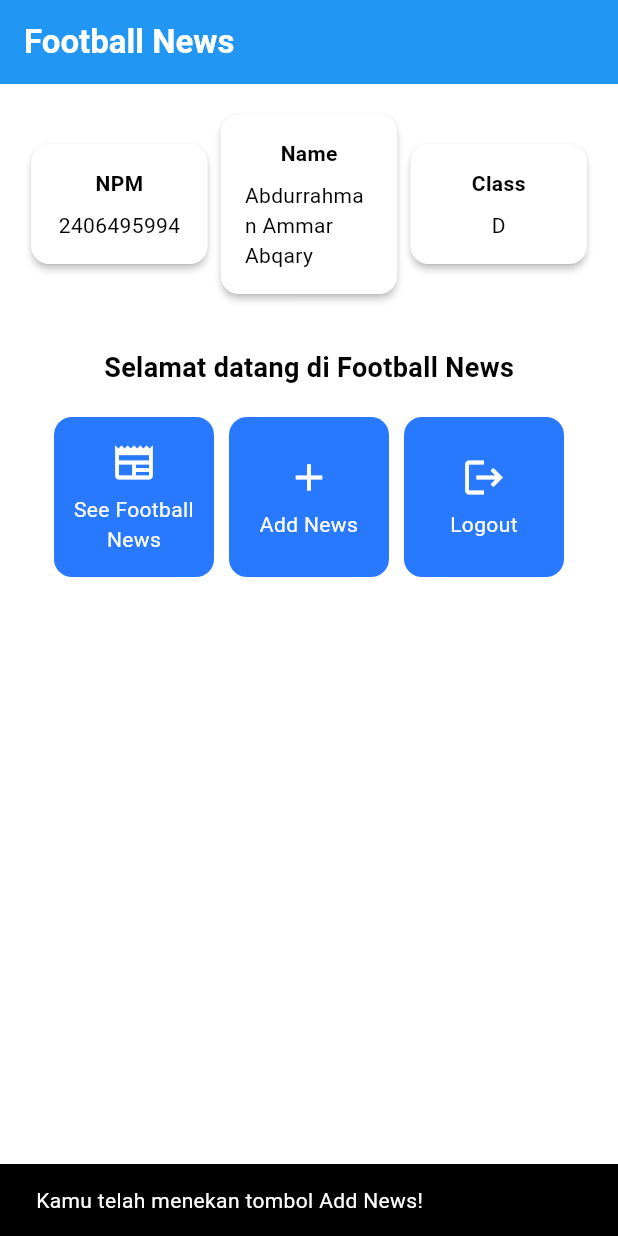
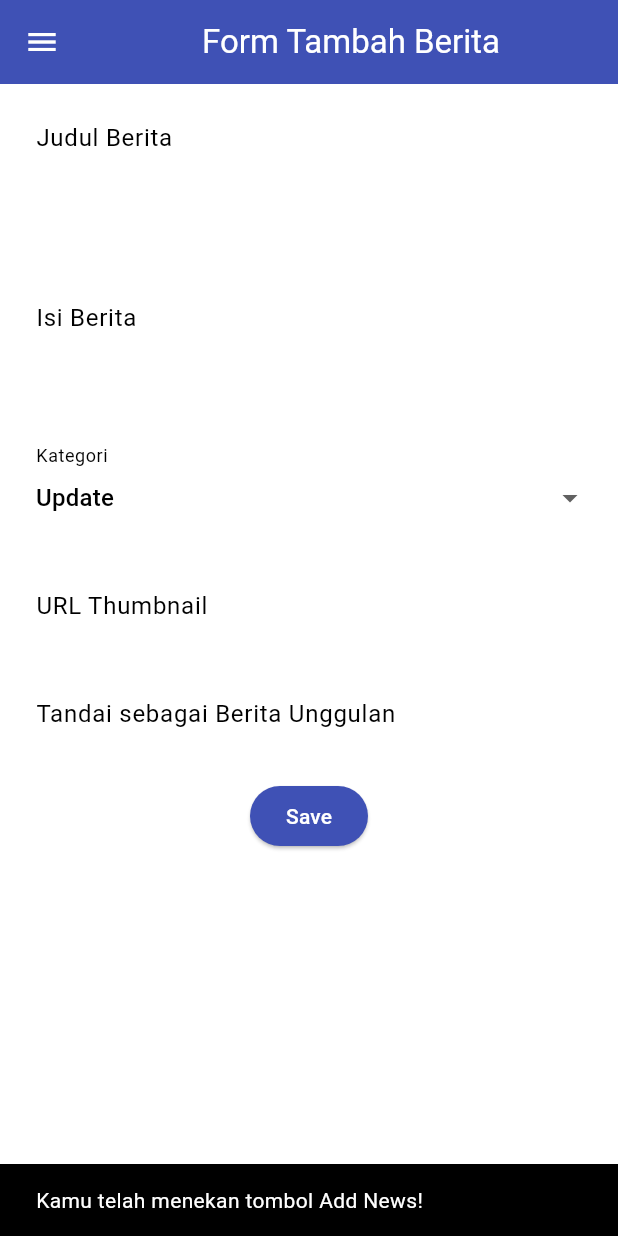
Before and after one commit to AmmarUI/football-news-mobile, a Flutter app: the screen it shows after launch, after a tap on "Add News", on a phone screen of 412 x 824 dp. Run offline on Flutter 3.47's test engine with Material 3 defaults, Android fonts, the phone set to English and light mode, and no system bars.

Commit message:
tutorial 7 selesai

```diff
--- a/lib/main.dart
+++ b/lib/main.dart
@@ -1,5 +1,5 @@
 import 'package:flutter/material.dart';
-import 'package:football_news_mobile/menu.dart';
+import 'package:football_news_mobile/screens/menu.dart';
 
 void main() {
   runApp(const MyApp());
--- a/lib/menu.dart
+++ /dev/null
@@ -1,188 +0,0 @@
-import 'package:flutter/material.dart';
-
-class MyHomePage extends StatelessWidget {
-    MyHomePage({super.key});
-
-    final String nama = "Abdurrahman Ammar Abqary";
-    final String npm = "2406495994";
-    final String kelas = "D";
-
-    final List<ItemHomepage> items = [
-    ItemHomepage("See Football News", Icons.newspaper),
-    ItemHomepage("Add News", Icons.add),
-    ItemHomepage("Logout", Icons.logout),
-    ];
-
-    @override
-    Widget build(BuildContext context) {
-        // Scaffold menyediakan struktur dasar halaman dengan AppBar dan body.
-        return Scaffold(
-        // AppBar adalah bagian atas halaman yang menampilkan judul.
-        appBar: AppBar(
-            // Judul aplikasi "Football News" dengan teks putih dan tebal.
-            title: const Text(
-            'Football News',
-            style: TextStyle(
-                color: Colors.white,
-                fontWeight: FontWeight.bold,
-            ),
-            ),
-            // Warna latar belakang AppBar diambil dari skema warna tema aplikasi.
-            backgroundColor: Theme.of(context).colorScheme.primary,
-        ),
-        // Body halaman dengan padding di sekelilingnya.
-        body: Padding(
-            padding: const EdgeInsets.all(16.0),
-            // Menyusun widget secara vertikal dalam sebuah kolom.
-            child: Column(
-            crossAxisAlignment: CrossAxisAlignment.center,
-            children: [
-                // Row untuk menampilkan 3 InfoCard secara horizontal.
-                Row(
-                mainAxisAlignment: MainAxisAlignment.spaceEvenly,
-                children: [
-                    InfoCard(title: 'NPM', content: npm),
-                    InfoCard(title: 'Name', content: nama),
-                    InfoCard(title: 'Class', content: kelas),
-                ],
-                ),
-
-                // Memberikan jarak vertikal 16 unit.
-                const SizedBox(height: 16.0),
-
-                // Menempatkan widget berikutnya di tengah halaman.
-                Center(
-                child: Column(
-                    // Menyusun teks dan grid item secara vertikal.
-
-                    children: [
-                    // Menampilkan teks sambutan dengan gaya tebal dan ukuran 18.
-                    const Padding(
-                        padding: EdgeInsets.only(top: 16.0),
-                        child: Text(
-                        'Selamat datang di Football News',
-                        style: TextStyle(
-                            fontWeight: FontWeight.bold,
-                            fontSize: 18.0,
-                        ),
-                        ),
-                    ),
-
-                    // Grid untuk menampilkan ItemCard dalam bentuk grid 3 kolom.
-                    GridView.count(
-                        primary: true,
-                        padding: const EdgeInsets.all(20),
-                        crossAxisSpacing: 10,
-                        mainAxisSpacing: 10,
-                        crossAxisCount: 3,
-                        // Agar grid menyesuaikan tinggi kontennya.
-                        shrinkWrap: true,
-
-                        // Menampilkan ItemCard untuk setiap item dalam list items.
-                        children: items.map((ItemHomepage item) {
-                        return ItemCard(item);
-                        }).toList(),
-                    ),
-                    ],
-                ),
-                ),
-            ],
-            ),
-        ),
-        );
-    }
-}
-
-class InfoCard extends StatelessWidget {
-  // Kartu informasi yang menampilkan title dan content.
-
-  final String title;  // Judul kartu.
-  final String content;  // Isi kartu.
-
-  const InfoCard({super.key, required this.title, required this.content});
-
-  @override
-  Widget build(BuildContext context) {
-    return Card(
-      // Membuat kotak kartu dengan bayangan dibawahnya.
-      elevation: 2.0,
-      child: Container(
-        // Mengatur ukuran dan jarak di dalam kartu.
-        width: MediaQuery.of(context).size.width / 3.5, // menyesuaikan dengan lebar device yang digunakan.
-        padding: const EdgeInsets.all(16.0),
-        // Menyusun title dan content secara vertikal.
-        child: Column(
-          children: [
-            Text(
-              title,
-              style: const TextStyle(fontWeight: FontWeight.bold),
-            ),
-            const SizedBox(height: 8.0),
-            Text(content),
-          ],
-        ),
-      ),
-    );
-  }
-}
-
-class ItemCard extends StatelessWidget {
-  // Menampilkan kartu dengan ikon dan nama.
-
-  final ItemHomepage item;
-
-  const ItemCard(this.item, {super.key});
-
-  @override
-  Widget build(BuildContext context) {
-    return Material(
-      // Menentukan warna latar belakang dari tema aplikasi.
-      color: Theme.of(context).colorScheme.secondary,
-      // Membuat sudut kartu melengkung.
-      borderRadius: BorderRadius.circular(12),
-
-      child: InkWell(
-        // Aksi ketika kartu ditekan.
-        onTap: () {
-          // Menampilkan pesan SnackBar saat kartu ditekan.
-          ScaffoldMessenger.of(context)
-            ..hideCurrentSnackBar()
-            ..showSnackBar(
-              SnackBar(content: Text("Kamu telah menekan tombol ${item.name}!"))
-            );
-        },
-        // Container untuk menyimpan Icon dan Text
-        child: Container(
-          padding: const EdgeInsets.all(8),
-          child: Center(
-            child: Column(
-              // Menyusun ikon dan teks di tengah kartu.
-              mainAxisAlignment: MainAxisAlignment.center,
-              children: [
-                Icon(
-                  item.icon,
-                  color: Colors.white,
-                  size: 30.0,
-                ),
-                const Padding(padding: EdgeInsets.all(3)),
-                Text(
-                  item.name,
-                  textAlign: TextAlign.center,
-                  style: const TextStyle(color: Colors.white),
-                ),
-              ],
-            ),
-          ),
-        ),
-      ),
-    );
-  }
-
-}
-
-class ItemHomepage {
- final String name;
- final IconData icon;
-
- ItemHomepage(this.name, this.icon);
-}
--- /dev/null
+++ b/lib/screens/menu.dart
@@ -0,0 +1,133 @@
+import 'package:flutter/material.dart';
+import 'package:football_news_mobile/widgets/left_drawer.dart';
+import 'package:football_news_mobile/widgets/news_card.dart';
+
+class MyHomePage extends StatelessWidget {
+  MyHomePage({super.key});
+
+  final String nama = "Abdurrahman Ammar Abqary";
+  final String npm = "2406495994";
+  final String kelas = "D";
+
+  final List<ItemHomepage> items = [
+    ItemHomepage("See Football News", Icons.newspaper),
+    ItemHomepage("Add News", Icons.add),
+    ItemHomepage("Logout", Icons.logout),
+  ];
+
+  @override
+  Widget build(BuildContext context) {
+    // Scaffold menyediakan struktur dasar halaman dengan AppBar dan body.
+    return Scaffold(
+      // AppBar adalah bagian atas halaman yang menampilkan judul.
+      appBar: AppBar(
+        // Judul aplikasi "Football News" dengan teks putih dan tebal.
+        title: const Text(
+          'Football News',
+          style: TextStyle(color: Colors.white,
+          fontWeight: FontWeight.bold),
+        ),
+        // Warna latar belakang AppBar diambil dari skema warna tema aplikasi.
+        backgroundColor: Theme.of(context).colorScheme.primary,
+      ),
+      drawer: LeftDrawer(),
+      // Body halaman dengan padding di sekelilingnya.
+      body: Padding(
+        padding: const EdgeInsets.all(16.0),
+        // Menyusun widget secara vertikal dalam sebuah kolom.
+        child: Column(
+          crossAxisAlignment: CrossAxisAlignment.center,
+          children: [
+            // Row untuk menampilkan 3 InfoCard secara horizontal.
+            Row(
+              mainAxisAlignment: MainAxisAlignment.spaceEvenly,
+              children: [
+                InfoCard(title: 'NPM', content: npm),
+                InfoCard(title: 'Name', content: nama),
+                InfoCard(title: 'Class', content: kelas),
+              ],
+            ),
+
+            // Memberikan jarak vertikal 16 unit.
+            const SizedBox(height: 16.0),
+
+            // Menempatkan widget berikutnya di tengah halaman.
+            Center(
+              child: Column(
+                // Menyusun teks dan grid item secara vertikal.
+                children: [
+                  // Menampilkan teks sambutan dengan gaya tebal dan ukuran 18.
+                  const Padding(
+                    padding: EdgeInsets.only(top: 16.0),
+                    child: Text(
+                      'Selamat datang di Football News',
+                      style: TextStyle(
+                        fontWeight: FontWeight.bold,
+                        fontSize: 18.0,
+                      ),
+                    ),
+                  ),
+
+                  // Grid untuk menampilkan ItemCard dalam bentuk grid 3 kolom.
+                  GridView.count(
+                    primary: true,
+                    padding: const EdgeInsets.all(20),
+                    crossAxisSpacing: 10,
+                    mainAxisSpacing: 10,
+                    crossAxisCount: 3,
+                    // Agar grid menyesuaikan tinggi kontennya.
+                    shrinkWrap: true,
+
+                    // Menampilkan ItemCard untuk setiap item dalam list items.
+                    children: items.map((ItemHomepage item) {
+                      return ItemCard(item);
+                    }).toList(),
+                  ),
+                ],
+              ),
+            ),
+          ],
+        ),
+      ),
+    );
+  }
+}
+
+class InfoCard extends StatelessWidget {
+  // Kartu informasi yang menampilkan title dan content.
+
+  final String title; // Judul kartu.
+  final String content; // Isi kartu.
+
+  const InfoCard({super.key, required this.title, required this.content});
+
+  @override
+  Widget build(BuildContext context) {
+    return Card(
+      // Membuat kotak kartu dengan bayangan dibawahnya.
+      elevation: 2.0,
+      child: Container(
+        // Mengatur ukuran dan jarak di dalam kartu.
+        width:
+            MediaQuery.of(context).size.width /
+            3.5, // menyesuaikan dengan lebar device yang digunakan.
+        padding: const EdgeInsets.all(16.0),
+        // Menyusun title dan content secara vertikal.
+        child: Column(
+          children: [
+            Text(title, style: const TextStyle(fontWeight: FontWeight.bold)),
+            const SizedBox(height: 8.0),
+            Text(content),
+          ],
+        ),
+      ),
+    );
+  }
+}
+
+class ItemHomepage {
+  final String name;
+  final IconData icon;
+
+  ItemHomepage(this.name, this.icon);
+}
--- /dev/null
+++ b/lib/screens/newslist_form.dart
@@ -0,0 +1,214 @@
+import 'package:flutter/material.dart';
+import 'package:football_news_mobile/widgets/left_drawer.dart';
+
+class NewsFormPage extends StatefulWidget {
+    const NewsFormPage({super.key});
+
+    @override
+    State<NewsFormPage> createState() => _NewsFormPageState();
+}
+
+class _NewsFormPageState extends State<NewsFormPage> {
+  final _formKey = GlobalKey<FormState>();
+  String _title = "";
+  String _content = "";
+  String _category = "update"; // default
+  String _thumbnail = "";
+  bool _isFeatured = false; // default
+
+  final List<String> _categories = [
+    'transfer',
+    'update',
+    'exclusive',
+    'match',
+    'rumor',
+    'analysis',
+  ];
+
+  @override
+  Widget build(BuildContext context) {
+      return Scaffold(
+        appBar: AppBar(
+          title: const Center(
+            child: Text(
+              'Form Tambah Berita',
+            ),
+          ),
+          backgroundColor: Colors.indigo,
+          foregroundColor: Colors.white,
+        ),
+        drawer: LeftDrawer(),
+        body: Form(
+          key: _formKey,
+          child: SingleChildScrollView(
+            child: Column(
+              crossAxisAlignment: CrossAxisAlignment.start,
+              children:[
+                // === Title ===
+                Padding(
+                  padding: const EdgeInsets.all(8.0),
+                  child: TextFormField(
+                    decoration: InputDecoration(
+                      hintText: "Judul Berita",
+                      labelText: "Judul Berita",
+                      border: OutlineInputBorder(
+                        borderRadius: BorderRadius.circular(5.0),
+                      ),
+                    ),
+                    onChanged: (String? value) {
+                      setState(() {
+                        _title = value!;
+                      });
+                    },
+                    validator: (String? value) {
+                      if (value == null || value.isEmpty) {
+                        return "Judul tidak boleh kosong!";
+                      }
+                      return null;
+                    },
+                  ),
+                ),
+
+                // === Content ===
+                Padding(
+                  padding: const EdgeInsets.all(8.0),
+                  child: TextFormField(
+                    maxLines: 5,
+                    decoration: InputDecoration(
+                      hintText: "Isi Berita",
+                      labelText: "Isi Berita",
+                      border: OutlineInputBorder(
+                        borderRadius: BorderRadius.circular(5.0),
+                      ),
+                    ),
+                    onChanged: (String? value) {
+                      setState(() {
+                        _content = value!;
+                      });
+                    },
+                    validator: (String? value) {
+                      if (value == null || value.isEmpty) {
+                        return "Isi berita tidak boleh kosong!";
+                      }
+                      return null;
+                    },
+                  ),
+                ),
+
+                // === Category ===
+                Padding(
+                  padding: const EdgeInsets.all(8.0),
+                  child: DropdownButtonFormField<String>(
+                    decoration: InputDecoration(
+                      labelText: "Kategori",
+                      border: OutlineInputBorder(
+                        borderRadius: BorderRadius.circular(5.0),
+                      ),
+                    ),
+                    value: _category,
+                    items: _categories
+                        .map((cat) => DropdownMenuItem(
+                              value: cat,
+                              child: Text(
+                                  cat[0].toUpperCase() + cat.substring(1)),
+                            ))
+                        .toList(),
+                    onChanged: (String? newValue) {
+                      setState(() {
+                        _category = newValue!;
+                      });
+                    },
+                  ),
+                ),
+
+                // === Thumbnail URL ===
+                Padding(
+                  padding: const EdgeInsets.all(8.0),
+                  child: TextFormField(
+                    decoration: InputDecoration(
+                      hintText: "URL Thumbnail (opsional)",
+                      labelText: "URL Thumbnail",
+                      border: OutlineInputBorder(
+                        borderRadius: BorderRadius.circular(5.0),
+                      ),
+                    ),
+                    onChanged: (String? value) {
+                      setState(() {
+                        _thumbnail = value!;
+                      });
+                    },
+                  ),
+                ),
+
+                // === Is Featured ===
+                Padding(
+                  padding: const EdgeInsets.all(8.0),
+                  child: SwitchListTile(
+                    title: const Text("Tandai sebagai Berita Unggulan"),
+                    value: _isFeatured,
+                    onChanged: (bool value) {
+                      setState(() {
+                        _isFeatured = value;
+                      });
+                    },
+                  ),
+                ),
+
+                // === Tombol Simpan ===
+                Align(
+                  alignment: Alignment.bottomCenter,
+                  child: Padding(
+                    padding: const EdgeInsets.all(8.0),
+                    child: ElevatedButton(
+                      style: ButtonStyle(
+                        backgroundColor:
+                            MaterialStateProperty.all(Colors.indigo),
+                      ),
+                      onPressed: () {
+                        if (_formKey.currentState!.validate()) {
+                          showDialog(
+                            context: context,
+                            builder: (context) {
+                              return AlertDialog(
+                                title: const Text('Produk berhasil tersimpan'),
+                                content: SingleChildScrollView(
+                                  child: Column(
+                                    crossAxisAlignment:
+                                        CrossAxisAlignment.start,
+                                    children: [
+                                      Text('Judul: $_title'),
+                                      Text('Content: $_content'),
+                                      Text('Category: $_category'),
+                                      Text('Thumbnail: $_thumbnail'),
+                                      Text('Featured : $_isFeatured')
+                                    ],
+                                  ),
+                                ),
+                                actions: [
+                                  TextButton(
+                                    child: const Text('OK'),
+                                    onPressed: () {
+                                      Navigator.pop(context);
+                                    },
+                                  ),
+                                ],
+                              );
+                            },
+                          );
+                        _formKey.currentState!.reset();
+                        }
+                      },
+                      child: const Text(
+                        "Save",
+                        style: TextStyle(color: Colors.white),
+                      ),
+                    ),
+                  ),
+                ),
+              ],
+          ),
+        ),
+      ),
+    );
+  }
+}
--- /dev/null
+++ b/lib/widgets/left_drawer.dart
@@ -0,0 +1,67 @@
+import 'package:flutter/material.dart';
+import 'package:football_news_mobile/screens/menu.dart';
+import 'package:football_news_mobile/screens/newslist_form.dart';
+
+class LeftDrawer extends StatelessWidget {
+  const LeftDrawer({super.key});
+
+  @override
+  Widget build(BuildContext context) {
+    return Drawer(
+      child: ListView(
+        children: [
+          const DrawerHeader(
+            decoration: BoxDecoration(color: Colors.blue),
+            child: Column(
+              children: [
+                Text(
+                  'Football News',
+                  textAlign: TextAlign.center,
+                  style: TextStyle(
+                    fontSize: 30,
+                    fontWeight: FontWeight.bold,
+                    color: Colors.white,
+                  ),
+                ),
+                Padding(padding: EdgeInsets.all(10)),
+                Text(
+                  "Seluruh berita sepak bola terkini di sini!",
+                  textAlign: TextAlign.center,
+                  style: TextStyle(
+                    fontSize: 15,
+                    fontWeight: FontWeight.normal,
+                    color: Colors.white,
+                  ),
+                ),
+              ],
+            ),
+          ),
+          //routing
+          ListTile(
+            leading: const Icon(Icons.home_outlined),
+            title: const Text('Home'),
+            // Bagian redirection ke MyHomePage
+            onTap: () {
+              Navigator.pushReplacement(
+                context,
+                MaterialPageRoute(builder: (context) => MyHomePage()),
+              );
+            },
+          ),
+          ListTile(
+            leading: const Icon(Icons.post_add),
+            title: const Text('Add News'),
+            // Bagian redirection ke NewsFormPage
+            onTap: () {
+              Navigator.pushReplacement(
+                context,
+                MaterialPageRoute(builder: (context) => NewsFormPage()),
+              );
+            },
+          ),
+          // TODO: Buat ListTile baru untuk ke halaman melihat news
+        ],
+      ),
+    );
+  }
+}
--- /dev/null
+++ b/lib/widgets/news_card.dart
@@ -0,0 +1,59 @@
+import 'package:flutter/material.dart';
+import 'package:football_news_mobile/screens/menu.dart';
+import 'package:football_news_mobile/screens/newslist_form.dart';
+
+class ItemCard extends StatelessWidget {
+  // Menampilkan kartu dengan ikon dan nama.
+
+  final ItemHomepage item;
+
+  const ItemCard(this.item, {super.key});
+
+  @override
+  Widget build(BuildContext context) {
+    return Material(
+      // Menentukan warna latar belakang dari tema aplikasi.
+      color: Theme.of(context).colorScheme.secondary,
+      // Membuat sudut kartu melengkung.
+      borderRadius: BorderRadius.circular(12),
+
+      child: InkWell(
+        // Aksi ketika kartu ditekan.
+        onTap: () {
+          // Memunculkan SnackBar ketika diklik
+          ScaffoldMessenger.of(context)
+            ..hideCurrentSnackBar()
+            ..showSnackBar(SnackBar(
+                content: Text("Kamu telah menekan tombol ${item.name}!")));
+
+          // Navigate ke route yang sesuai (tergantung jenis tombol)
+          if (item.name == "Add News") {
+            Navigator.push(
+                context,
+                MaterialPageRoute(builder: (context) => NewsFormPage()),
+              );
+          }
+        },
+        // Container untuk menyimpan Icon dan Text
+        child: Container(
+          padding: const EdgeInsets.all(8),
+          child: Center(
+            child: Column(
+              // Menyusun ikon dan teks di tengah kartu.
+              mainAxisAlignment: MainAxisAlignment.center,
+              children: [
+                Icon(item.icon, color: Colors.white, size: 30.0),
+                const Padding(padding: EdgeInsets.all(3)),
+                Text(
+                  item.name,
+                  textAlign: TextAlign.center,
+                  style: const TextStyle(color: Colors.white),
+                ),
+              ],
+            ),
+          ),
+        ),
+      ),
+    );
+  }
+}
```
